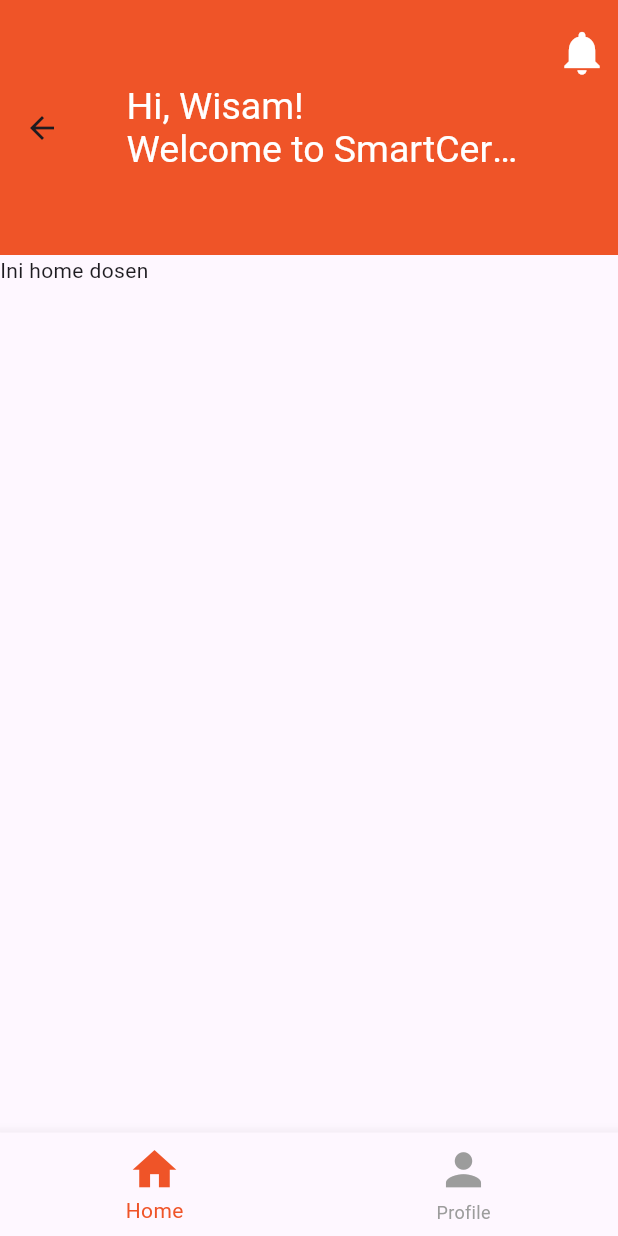
After one commit to wisamahmad123/mobile_smarcerti_collab, a Flutter app: the HomeDosen screen opened directly, on a phone screen of 412 x 824 dp. The commit adds this screen. Run offline on Flutter 3.47's test engine with Material 3 defaults, Android fonts, the phone set to English and light mode, and no system bars; Roboto replaces fonts that are missing (Ramabhadra).

Commit message:
revisi bot navbar baru

```diff
--- /dev/null
+++ b/lib/pages/home_dosen.dart
@@ -0,0 +1,17 @@
+import 'package:flutter/material.dart';
+import '../widgets/custom_app_bar.dart';
+import '../widgets/pimpinan_bottom_nav_bar.dart';
+import '../widgets/home_body.dart';
+
+class HomeDosen extends StatelessWidget {
+  const HomeDosen({super.key});
+
+  @override
+  Widget build(BuildContext context) {
+    return const Scaffold(
+      appBar:  CustomAppBar(),
+      body:  Text('Ini home dosen '),
+      bottomNavigationBar: PimpinanBottomNavBar(),
+    );
+  }
+}
```
Also changed, not shown: lib/pages/history_page.dart (deleted, +0 -19 lines), lib/widgets/pimpinan_bottom_nav_bar.dart (+0 -8 lines).
